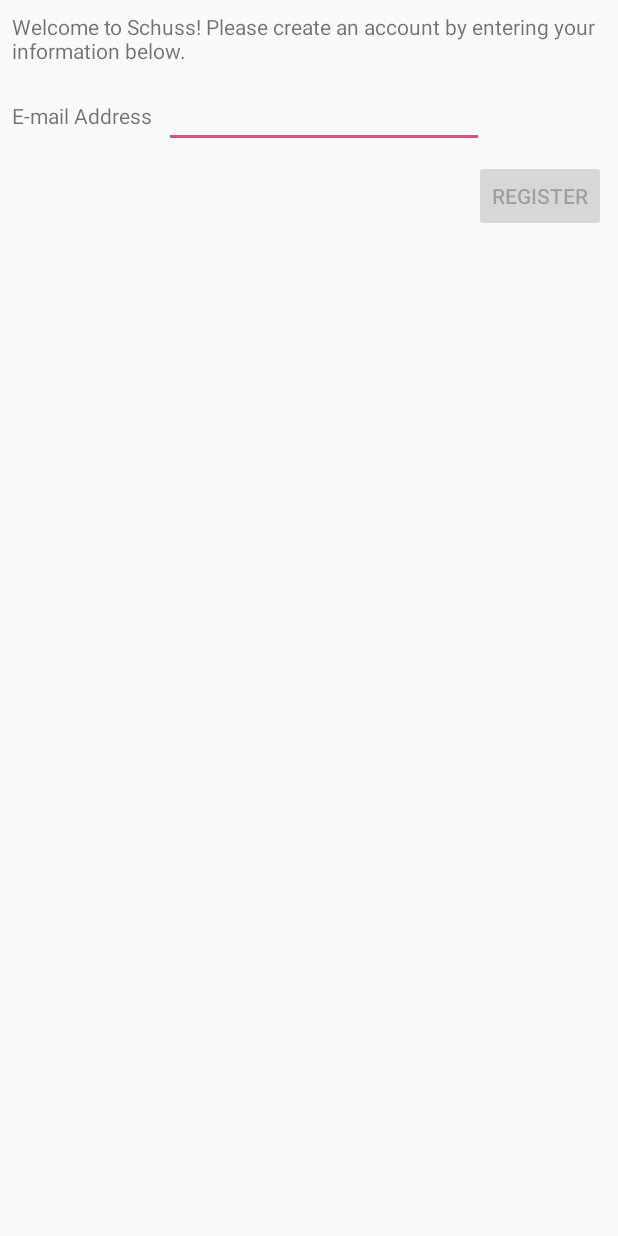
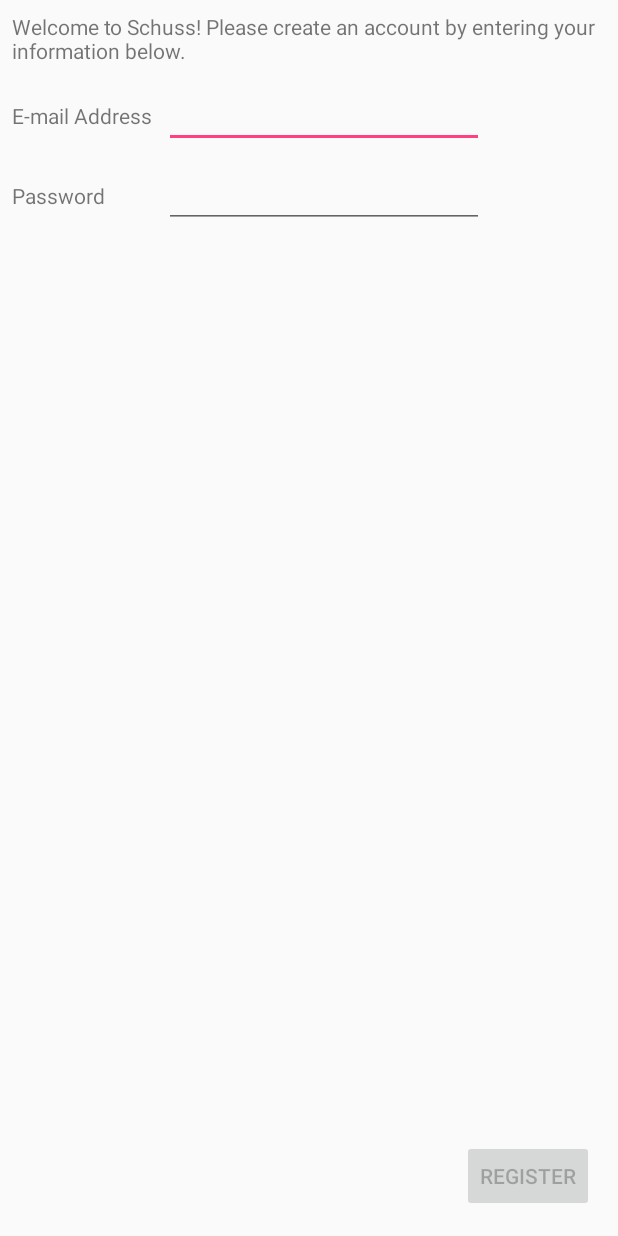
Before and after one commit to aworldnervelink/schuss, an Android app: the layout login.xml on its own in the app's theme, with its tools: preview values and no code run, on a phone screen of 412 x 824 dp. Run offline under Robolectric (Android 15) with nearby library versions, the phone set to English and light mode, and no system bars.

Commit message:
Added password field to login dialog.

```diff
--- a/app/src/main/java/com/appropel/schuss/view/fragment/CreateAccountFragment.java
+++ b/app/src/main/java/com/appropel/schuss/view/fragment/CreateAccountFragment.java
@@ -15,6 +15,7 @@ import com.mobsandgeeks.saripaar.ValidationError;
 import com.mobsandgeeks.saripaar.Validator;
 import com.mobsandgeeks.saripaar.annotation.Email;
 import com.mobsandgeeks.saripaar.annotation.NotEmpty;
+import com.mobsandgeeks.saripaar.annotation.Password;
 
 import java.util.List;
 
@@ -37,6 +38,13 @@ public final class CreateAccountFragment extends ValidatableFragment implements
     @BindView(R.id.email_address_edit_text)
     @ValidationAlertView(R.id.email_validation)
     EditText emailAddressEditText;
+
+    /** Password. */
+    @NotEmpty
+    @Password
+    @BindView(R.id.password_edit_text)
+    @ValidationAlertView(R.id.password_validation)
+    EditText passwordEditText;
 
     /** Register button. */
     @BindView(R.id.register_button)
@@ -64,6 +72,7 @@ public final class CreateAccountFragment extends ValidatableFragment implements
      */
     @OnTextChanged({
             R.id.email_address_edit_text,
+            R.id.password_edit_text
     })
     protected void validate()
     {
--- a/app/src/main/res/layout/login.xml
+++ b/app/src/main/res/layout/login.xml
@@ -3,7 +3,8 @@
                                              xmlns:app="http://schemas.android.com/apk/res-auto"
                                              xmlns:tools="http://schemas.android.com/tools"
                                              android:layout_width="match_parent"
-                                             android:layout_height="match_parent">
+                                             android:layout_height="match_parent"
+    >
 
     <TextView
         android:id="@+id/welcomeMsgView"
@@ -31,7 +32,7 @@
         android:layout_height="wrap_content"
         android:layout_marginStart="8dp"
         android:ems="10"
-        android:inputType="textPersonName"
+        android:inputType="textEmailAddress"
         app:layout_constraintBaseline_toBaselineOf="@+id/textView"
         app:layout_constraintStart_toEndOf="@+id/textView"/>
 
@@ -39,12 +40,12 @@
         android:id="@+id/register_button"
         android:layout_width="wrap_content"
         android:layout_height="wrap_content"
-        android:layout_marginEnd="8dp"
-        android:layout_marginTop="8dp"
+        android:layout_marginBottom="16dp"
+        android:layout_marginEnd="16dp"
         android:enabled="false"
         android:text="@string/register"
-        app:layout_constraintEnd_toEndOf="parent"
-        app:layout_constraintTop_toBottomOf="@+id/email_address_edit_text"/>
+        app:layout_constraintBottom_toBottomOf="parent"
+        app:layout_constraintEnd_toEndOf="parent"/>
 
     <ImageView
         android:id="@+id/email_validation"
@@ -58,4 +59,38 @@
         app:layout_constraintEnd_toEndOf="parent"
         app:layout_constraintStart_toEndOf="@+id/email_address_edit_text"
         app:srcCompat="@android:drawable/ic_dialog_alert"/>
+
+    <ImageView
+        android:id="@+id/password_validation"
+        android:layout_width="wrap_content"
+        android:layout_height="wrap_content"
+        android:layout_marginBottom="8dp"
+        android:layout_marginEnd="8dp"
+        android:layout_marginStart="8dp"
+        android:visibility="invisible"
+        app:layout_constraintBottom_toBottomOf="@+id/password_edit_text"
+        app:layout_constraintEnd_toEndOf="parent"
+        app:layout_constraintStart_toEndOf="@+id/password_edit_text"
+        app:srcCompat="@android:drawable/ic_dialog_alert"/>
+
+    <EditText
+        android:id="@+id/password_edit_text"
+        android:layout_width="wrap_content"
+        android:layout_height="wrap_content"
+        android:layout_marginTop="8dp"
+        android:ems="10"
+        android:inputType="textPassword"
+        app:layout_constraintStart_toStartOf="@+id/email_address_edit_text"
+        app:layout_constraintTop_toBottomOf="@+id/email_address_edit_text"
+        />
+
+    <TextView
+        android:id="@+id/textView2"
+        android:layout_width="wrap_content"
+        android:layout_height="wrap_content"
+        android:layout_marginStart="8dp"
+        android:text="@string/password"
+        app:layout_constraintBaseline_toBaselineOf="@+id/password_edit_text"
+        app:layout_constraintStart_toStartOf="parent"/>
+
 </android.support.constraint.ConstraintLayout>
--- a/app/src/main/res/layout/main.xml
+++ b/app/src/main/res/layout/main.xml
@@ -29,7 +29,7 @@
     <com.appropel.schuss.view.util.FragmentHolder
         android:id="@+id/fragment_holder"
         android:layout_width="match_parent"
-        android:layout_height="wrap_content"
+        android:layout_height="match_parent"
         android:layout_below="@+id/initialization_wait">
     </com.appropel.schuss.view.util.FragmentHolder>
 
--- a/app/src/main/res/values/strings.xml
+++ b/app/src/main/res/values/strings.xml
@@ -5,4 +5,5 @@
     <string name="email_address">E-mail Address</string>
     <string name="register">Register</string>
     <string name="please_wait">Please wait while we gather information for you.</string>
+    <string name="password">Password</string>
 </resources>
```
